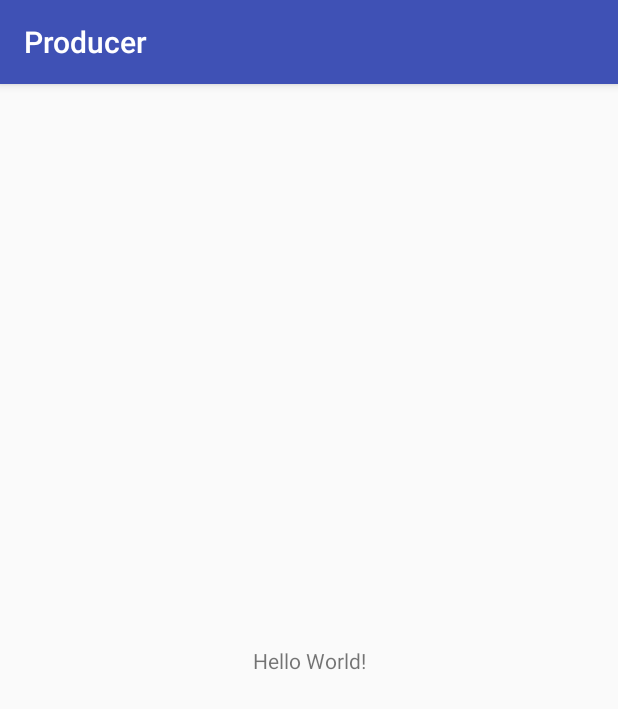
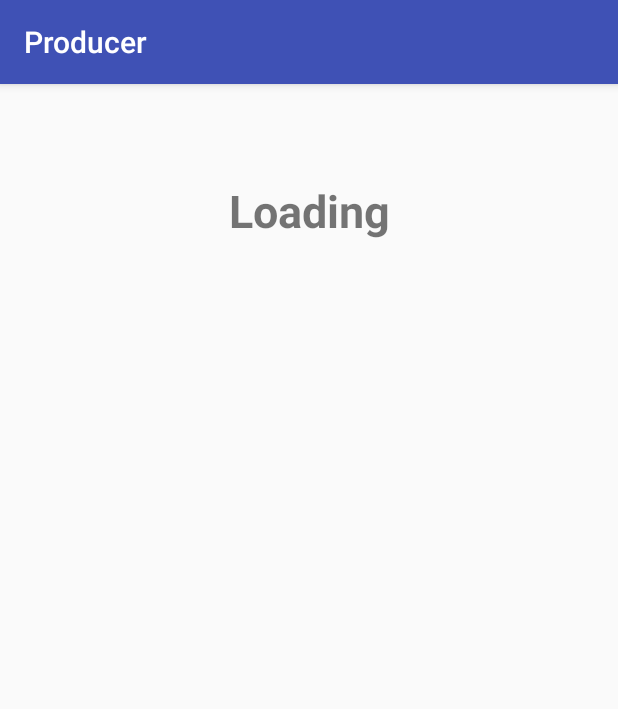
Before and after one commit to Hansaanuradha93/PBD-Producer, an Android app: the screen it shows after launch (MainActivity), on a phone screen of 412 x 824 dp. Shown: the top 709 px of the screen. Run offline under Robolectric (Android 15) with nearby library versions, the phone set to English and light mode, and no system bars.

Commit message:
Added a text view

```diff
--- a/app/src/main/java/com/example/hansaanuradha/producer/MainActivity.kt
+++ b/app/src/main/java/com/example/hansaanuradha/producer/MainActivity.kt
@@ -4,13 +4,14 @@ import android.content.Intent
 import android.support.v7.app.AppCompatActivity
 import android.os.Bundle
 import android.util.Log
-import java.util.ArrayList
+
 
 class MainActivity : AppCompatActivity() {
 
     override fun onCreate(savedInstanceState: Bundle?) {
         super.onCreate(savedInstanceState)
         setContentView(R.layout.activity_main)
+
 
         // Lets try to get the intent object
         when {
@@ -51,6 +52,7 @@ class MainActivity : AppCompatActivity() {
         sendIntent.putExtra(Intent.EXTRA_TEXT, result)
         sendIntent.type = "text/plain"
         startActivity(Intent.createChooser(sendIntent, resources.getText(R.string.send_to)))
+
     }
 
 
--- a/app/src/main/res/layout/activity_main.xml
+++ b/app/src/main/res/layout/activity_main.xml
@@ -7,12 +7,17 @@
     tools:context=".MainActivity">
 
     <TextView
-        android:layout_width="wrap_content"
+        android:id="@+id/textView"
+        android:layout_width="0dp"
         android:layout_height="wrap_content"
-        android:text="Hello World!"
-        app:layout_constraintBottom_toBottomOf="parent"
-        app:layout_constraintLeft_toLeftOf="parent"
-        app:layout_constraintRight_toRightOf="parent"
+        android:layout_marginEnd="8dp"
+        android:layout_marginStart="8dp"
+        android:layout_marginTop="64dp"
+        android:text="Loading"
+        android:textAlignment="center"
+        android:textSize="30sp"
+        android:textStyle="bold"
+        app:layout_constraintEnd_toEndOf="parent"
+        app:layout_constraintStart_toStartOf="parent"
         app:layout_constraintTop_toTopOf="parent" />
-
 </android.support.constraint.ConstraintLayout>
```
